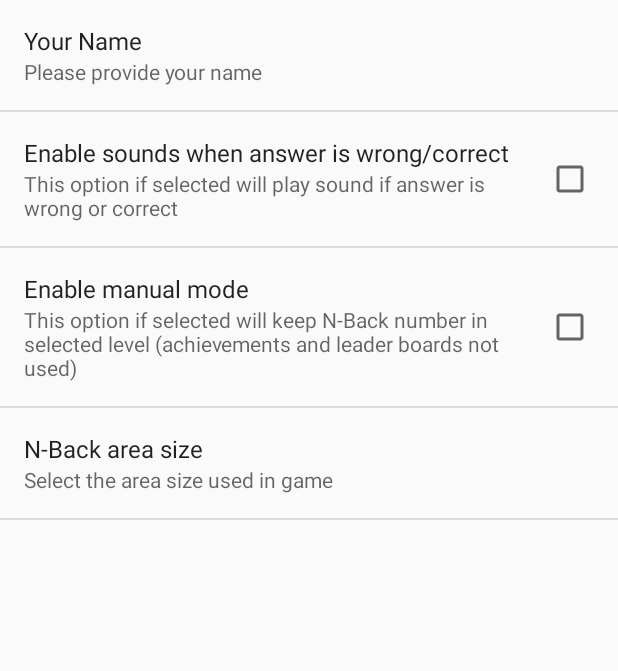
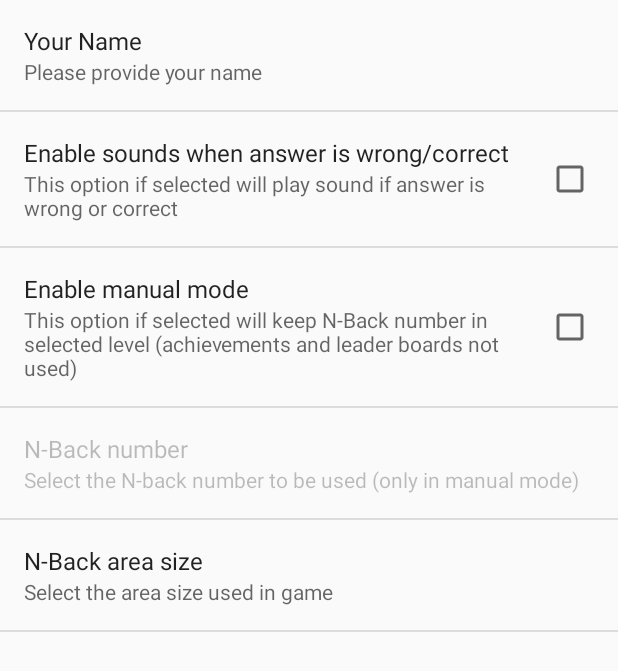
Before and after one commit to petripanula/BrainNDualBack, an Android app: the SettingsActivity screen opened directly, with no data from a screen before it, on a phone screen of 412 x 824 dp. Shown: the top 671 px of the screen. Run offline under Robolectric (Android 15) with nearby library versions, the phone set to English and light mode, and no system bars.

Commit message:
some new stuff

```diff
--- a/app/src/main/res/layout/popup2.xml
+++ b/app/src/main/res/layout/popup2.xml
@@ -3,7 +3,7 @@
     android:layout_width="wrap_content"
     android:layout_height="wrap_content"
     android:layout_gravity="center"
-    android:background="@drawable/orange3" >
+    android:background="@drawable/brain2" >
 
     <LinearLayout
         android:id="@+id/popup_ll"
@@ -11,7 +11,7 @@
         android:layout_height="wrap_content"
         android:paddingLeft="10dp"
         android:paddingRight="10dp"
-        android:background="@drawable/orange3"
+        android:background="@drawable/brain2"
         android:gravity="center"
         android:orientation="vertical" >
 
--- a/app/src/main/res/values/array.xml
+++ b/app/src/main/res/values/array.xml
@@ -12,4 +12,21 @@
         <item>3</item>
         <item>4</item>
     </string-array>
+    <string-array name="listArray2">
+        <item>N-Back 1</item>
+        <item>N-Back 2 (default)</item>
+        <item>N-Back 3</item>
+        <item>N-Back 4</item>
+        <item>N-Back 5</item>
+        <item>N-Back 6</item>
+    </string-array>
+
+    <string-array name="listValues2">
+        <item>1</item>
+        <item>2</item>
+        <item>3</item>
+        <item>4</item>
+        <item>5</item>
+        <item>6</item>
+    </string-array>
 </resources>
--- a/app/src/main/res/xml/preferences.xml
+++ b/app/src/main/res/xml/preferences.xml
@@ -11,6 +11,13 @@
         android:defaultValue="false"
         android:summary="This option if selected will keep N-Back number in selected level (achievements and leader boards not used)"
         android:key="manualmode" />
+    <ListPreference     android:title="N-Back number"
+        android:summary="Select the N-back number to be used (only in manual mode)"
+        android:dependency="manualmode"
+        android:key="nback"
+        android:defaultValue="2"
+        android:entries="@array/listArray2"
+        android:entryValues="@array/listValues2" />
     <ListPreference     android:title="N-Back area size"
         android:summary="Select the area size used in game"
         android:key="areasize"
```
Also changed, not shown: app/src/main/java/com/braindualxback/MainActivity.java (+61 -22 lines), app/src/main/res/drawable/brain2.jpg (added), app/src/main/res/drawable/brain3.jpg (added).
